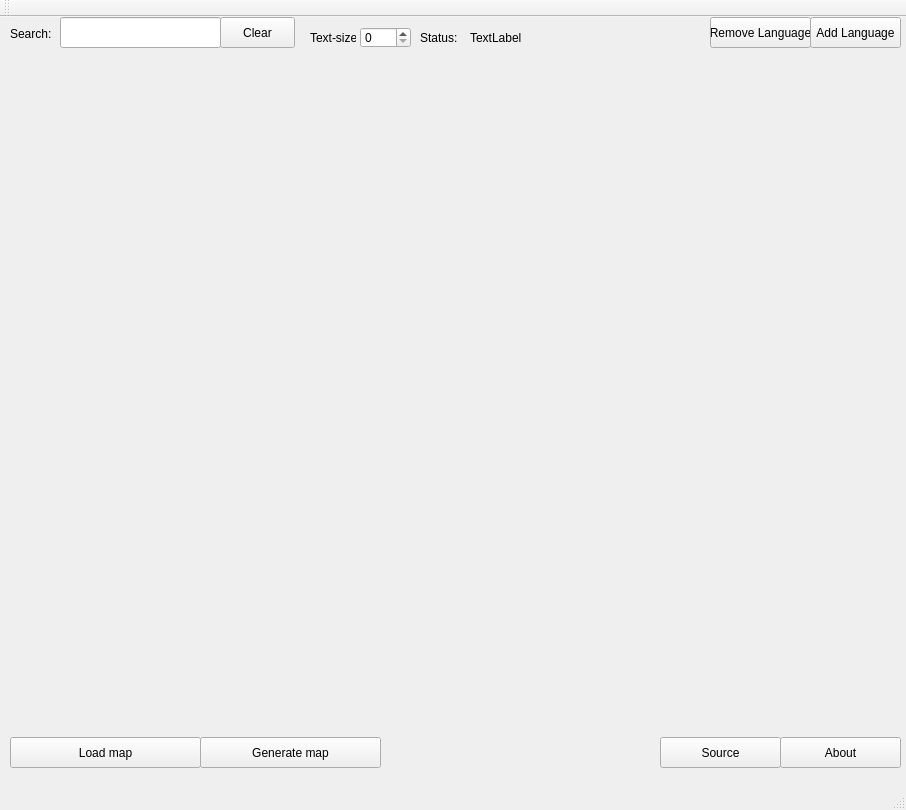
The window that mainwindow.ui (TZer0/Translate) describes before a commit, drawn with Qt 5.
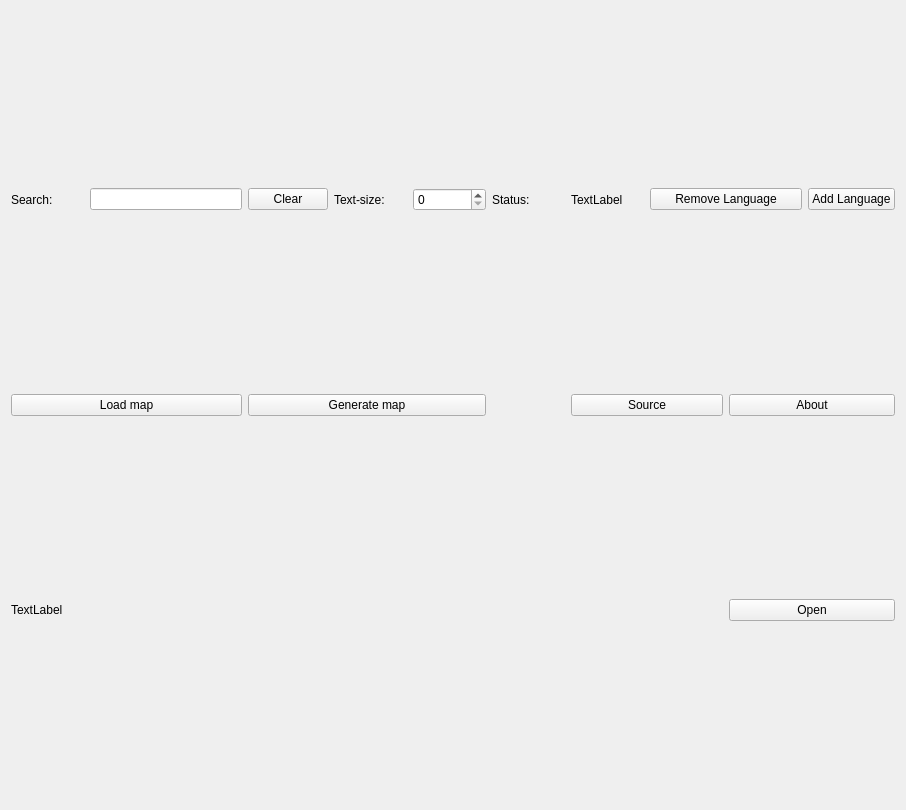
The same window after the commit.

Commit message: Proper resize, button to open folder containing the file which contains the words and settings for the application.

The edit to the form file:
```diff
--- a/mainwindow.ui
+++ b/mainwindow.ui
@@ -14,206 +14,120 @@
    <string>MainWindow</string>
   </property>
   <widget class="QWidget" name="centralWidget">
-   <widget class="QPushButton" name="addLanguage">
-    <property name="geometry">
-     <rect>
-      <x>810</x>
-      <y>0</y>
-      <width>91</width>
-      <height>31</height>
-     </rect>
-    </property>
-    <property name="text">
-     <string>Add Language</string>
-    </property>
-   </widget>
+   <layout class="QGridLayout" name="gridLayout">
+    <item row="0" column="8" colspan="2">
    <widget class="QPushButton" name="removeLanguage">
-    <property name="geometry">
-     <rect>
-      <x>710</x>
-      <y>0</y>
-      <width>101</width>
-      <height>31</height>
-     </rect>
-    </property>
     <property name="text">
      <string>Remove Language</string>
     </property>
    </widget>
-   <widget class="QLineEdit" name="searchLine">
-    <property name="geometry">
-     <rect>
-      <x>60</x>
-      <y>0</y>
-      <width>161</width>
-      <height>31</height>
-     </rect>
-    </property>
-    <property name="toolTip">
-     <string/>
-    </property>
-    <property name="text">
-     <string/>
-    </property>
-   </widget>
+    </item>
+    <item row="0" column="0">
    <widget class="QLabel" name="label">
-    <property name="geometry">
-     <rect>
-      <x>10</x>
-      <y>10</y>
-      <width>46</width>
-      <height>13</height>
-     </rect>
-    </property>
     <property name="text">
      <string>Search:</string>
     </property>
    </widget>
-   <widget class="QWidget" name="gridLayoutWidget">
-    <property name="geometry">
-     <rect>
-      <x>10</x>
-      <y>40</y>
-      <width>891</width>
-      <height>671</height>
-     </rect>
-    </property>
-    <layout class="QGridLayout" name="grid"/>
-   </widget>
-   <widget class="QLabel" name="label_2">
-    <property name="geometry">
-     <rect>
-      <x>420</x>
-      <y>10</y>
-      <width>46</width>
-      <height>21</height>
-     </rect>
-    </property>
+    </item>
+    <item row="3" column="9" colspan="2">
+     <widget class="QPushButton" name="about">
     <property name="text">
-     <string>Status:</string>
-    </property>
-   </widget>
-   <widget class="QLabel" name="curStatus">
-    <property name="geometry">
-     <rect>
-      <x>470</x>
-      <y>10</y>
-      <width>241</width>
-      <height>21</height>
-     </rect>
-    </property>
-    <property name="text">
-     <string>TextLabel</string>
-    </property>
-   </widget>
-   <widget class="QPushButton" name="clearSearch">
-    <property name="geometry">
-     <rect>
-      <x>220</x>
-      <y>0</y>
-      <width>75</width>
-      <height>31</height>
-     </rect>
-    </property>
-    <property name="text">
-     <string>Clear</string>
-    </property>
-   </widget>
+       <string>About</string>
+      </property>
+     </widget>
+    </item>
+    <item row="3" column="0" colspan="3">
    <widget class="QPushButton" name="load">
-    <property name="geometry">
-     <rect>
-      <x>10</x>
-      <y>720</y>
-      <width>191</width>
-      <height>31</height>
-     </rect>
-    </property>
     <property name="text">
      <string>Load map</string>
     </property>
    </widget>
+    </item>
+    <item row="3" column="3" colspan="3">
    <widget class="QPushButton" name="generate">
-    <property name="geometry">
-     <rect>
-      <x>200</x>
-      <y>720</y>
-      <width>181</width>
-      <height>31</height>
-     </rect>
-    </property>
     <property name="text">
      <string>Generate map</string>
     </property>
    </widget>
-   <widget class="QPushButton" name="about">
-    <property name="geometry">
-     <rect>
-      <x>780</x>
-      <y>720</y>
-      <width>121</width>
-      <height>31</height>
-     </rect>
-    </property>
-    <property name="text">
-     <string>About</string>
-    </property>
-   </widget>
-   <widget class="QPushButton" name="source">
-    <property name="geometry">
-     <rect>
-      <x>660</x>
-      <y>720</y>
-      <width>121</width>
-      <height>31</height>
-     </rect>
-    </property>
-    <property name="text">
-     <string>Source</string>
-    </property>
-   </widget>
+    </item>
+    <item row="1" column="0" colspan="11">
+     <layout class="QGridLayout" name="grid">
+      <property name="sizeConstraint">
+       <enum>QLayout::SetNoConstraint</enum>
+      </property>
+     </layout>
+    </item>
+    <item row="0" column="4">
    <widget class="QLabel" name="label_3">
-    <property name="geometry">
-     <rect>
-      <x>310</x>
-      <y>10</y>
-      <width>46</width>
-      <height>21</height>
-     </rect>
-    </property>
     <property name="text">
      <string>Text-size:</string>
     </property>
    </widget>
-   <widget class="QSpinBox" name="size">
-    <property name="geometry">
-     <rect>
-      <x>360</x>
-      <y>10</y>
-      <width>51</width>
-      <height>21</height>
-     </rect>
-    </property>
-   </widget>
-  </widget>
-  <widget class="QMenuBar" name="menuBar">
-   <property name="geometry">
-    <rect>
-     <x>0</x>
-     <y>0</y>
-     <width>906</width>
-     <height>21</height>
-    </rect>
-   </property>
-  </widget>
-  <widget class="QToolBar" name="mainToolBar">
-   <attribute name="toolBarArea">
-    <enum>TopToolBarArea</enum>
-   </attribute>
-   <attribute name="toolBarBreak">
-    <bool>false</bool>
-   </attribute>
-  </widget>
-  <widget class="QStatusBar" name="statusBar"/>
+    </item>
+    <item row="0" column="6">
+     <widget class="QLabel" name="label_2">
+      <property name="text">
+       <string>Status:</string>
+      </property>
+     </widget>
+    </item>
+    <item row="0" column="5">
+     <widget class="QSpinBox" name="size"/>
+    </item>
+    <item row="3" column="7" colspan="2">
+     <widget class="QPushButton" name="source">
+      <property name="text">
+       <string>Source</string>
+      </property>
+     </widget>
+    </item>
+    <item row="0" column="10">
+     <widget class="QPushButton" name="addLanguage">
+      <property name="text">
+       <string>Add Language</string>
+      </property>
+     </widget>
+    </item>
+    <item row="0" column="7">
+     <widget class="QLabel" name="curStatus">
+      <property name="text">
+       <string>TextLabel</string>
+      </property>
+     </widget>
+    </item>
+    <item row="0" column="1" colspan="2">
+     <widget class="QLineEdit" name="searchLine">
+      <property name="toolTip">
+       <string/>
+      </property>
+      <property name="text">
+       <string/>
+      </property>
+     </widget>
+    </item>
+    <item row="0" column="3">
+     <widget class="QPushButton" name="clearSearch">
+      <property name="text">
+       <string>Clear</string>
+      </property>
+     </widget>
+    </item>
+    <item row="4" column="9" colspan="2">
+     <widget class="QPushButton" name="goToLocation">
+      <property name="text">
+       <string>Open</string>
+      </property>
+     </widget>
+    </item>
+    <item row="4" column="0" colspan="9">
+     <widget class="QLabel" name="location">
+      <property name="text">
+       <string>TextLabel</string>
+      </property>
+     </widget>
+    </item>
+   </layout>
+  </widget>
   <action name="actionReload">
    <property name="text">
     <string>Reload</string>
```
Lines whose indentation alone changed are shown as unchanged. The commit also changes 2 other files.
